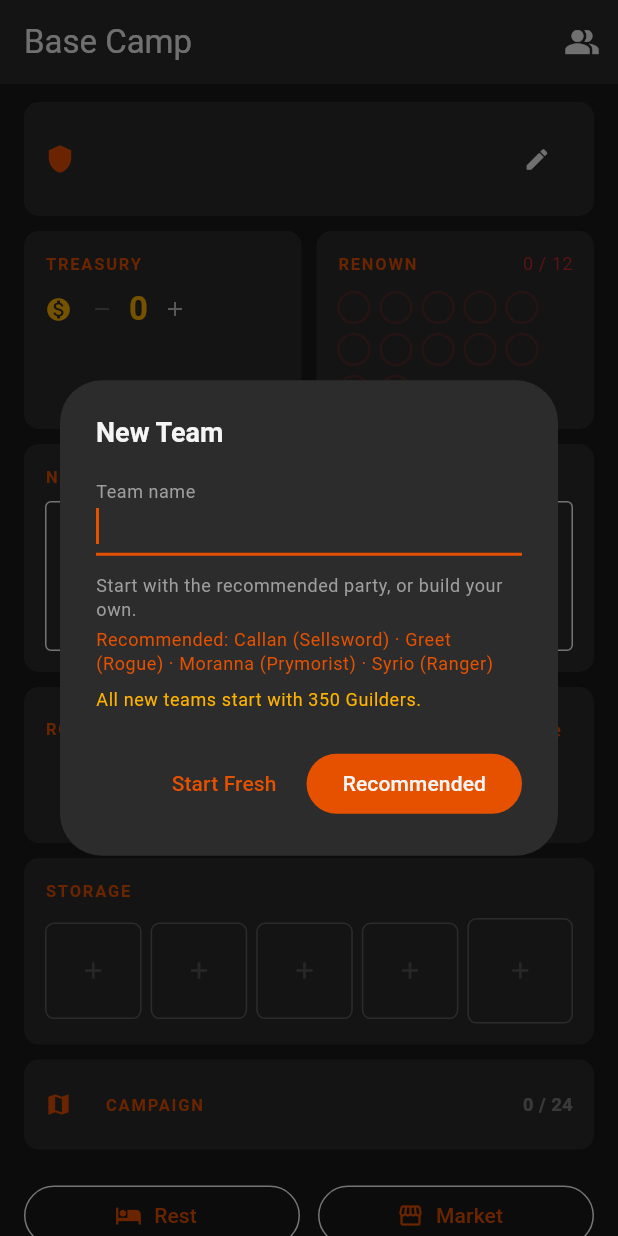
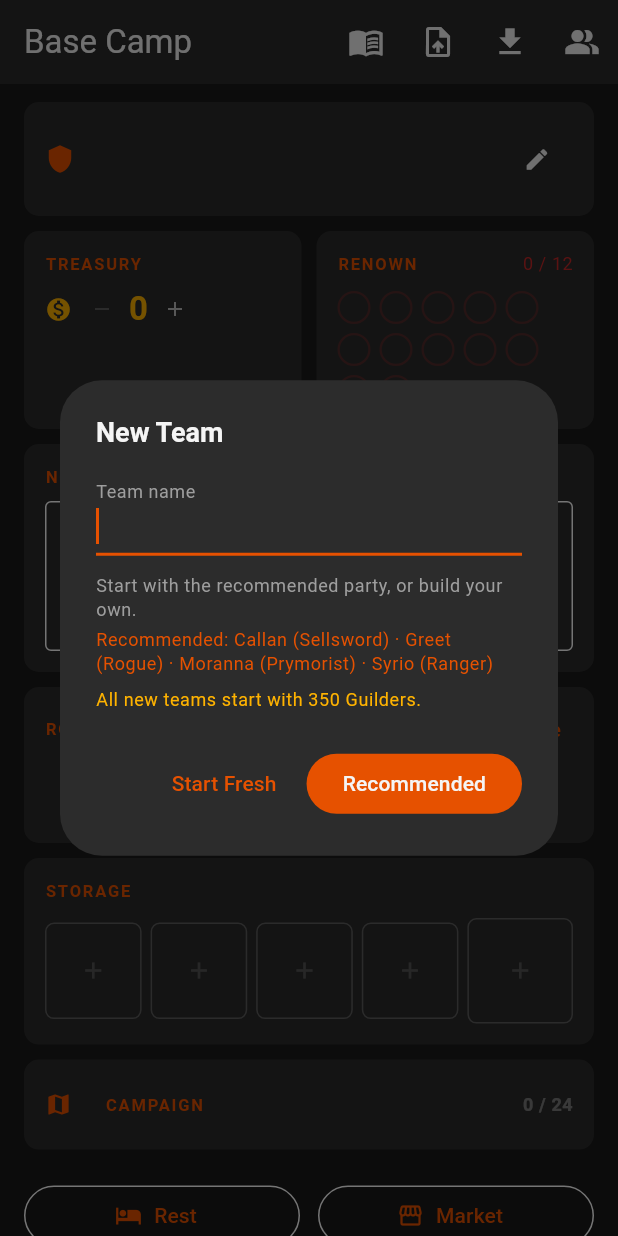
Before and after one commit to mtuxworth/maladum-party-tracker, a Flutter app: the screen it shows after launch, on a phone screen of 412 x 824 dp. Run offline on Flutter 3.47's test engine with Material 3 defaults, Android fonts, the phone set to English and light mode, and no system bars; our stand-ins replace flutter_riverpod, hive_flutter; missing offline and left inert: dart:html; accounts and stored records are empty.

Commit message:
Restore icon reference, import, and export to Base Camp AppBar
All three utility actions were previously only on MainScaffold (the
quest screen). Since Base Camp is now the home screen, they belong
there too so they're always accessible.

Co-Authored-By: Claude Sonnet 4.6 <noreply@anthropic.com>

```diff
--- a/lib/views/base_camp_view.dart
+++ b/lib/views/base_camp_view.dart
@@ -13,8 +13,10 @@ import '../providers/party_notifier.dart';
 import '../providers/providers.dart';
 import '../widgets/renown_tracker.dart';
 import '../widgets/adventurer_card.dart';
+import '../utils/file_io.dart';
 import 'add_adventurer_sheet.dart';
 import 'add_item_sheet.dart';
+import 'icon_reference_view.dart';
 import 'main_scaffold.dart';
 import 'market_view.dart';
 
@@ -58,6 +60,18 @@ class _BaseCampViewState extends ConsumerState<BaseCampView> {
     ref.read(partyProvider.notifier).setNotes(_notesController.text);
   }
 
+  Future<void> _import(BuildContext context) async {
+    final imported = await importPartyFromFile();
+    if (!context.mounted) return;
+    if (imported == null) {
+      ScaffoldMessenger.of(context).showSnackBar(
+        const SnackBar(content: Text('Could not read party file.')),
+      );
+      return;
+    }
+    ref.read(partyProvider.notifier).importState(imported);
+  }
+
   void _showTeamSwitcher() {
     showDialog<void>(
       context: context,
@@ -83,6 +97,22 @@ class _BaseCampViewState extends ConsumerState<BaseCampView> {
         title: const Text('Base Camp'),
         automaticallyImplyLeading: false,
         actions: [
+          IconButton(
+            icon: const Icon(Icons.menu_book),
+            tooltip: 'Icon reference',
+            onPressed: () => IconReferenceView.show(context),
+          ),
+          IconButton(
+            icon: const Icon(Icons.upload_file),
+            tooltip: 'Import party',
+            onPressed: () => _import(context),
+          ),
+          IconButton(
+            icon: const Icon(Icons.download),
+            tooltip: 'Export party',
+            onPressed: () =>
+                exportPartyToFile(ref.read(partyProvider)),
+          ),
           IconButton(
             icon: const Icon(Icons.people_alt),
             tooltip: 'Manage teams',
```
